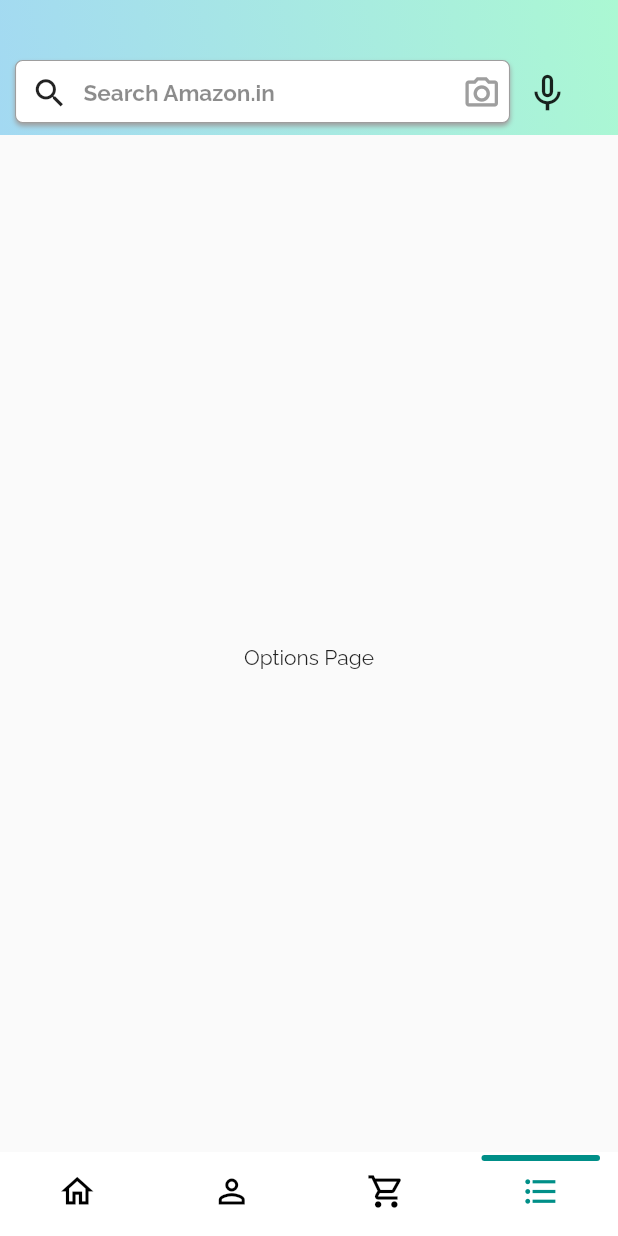
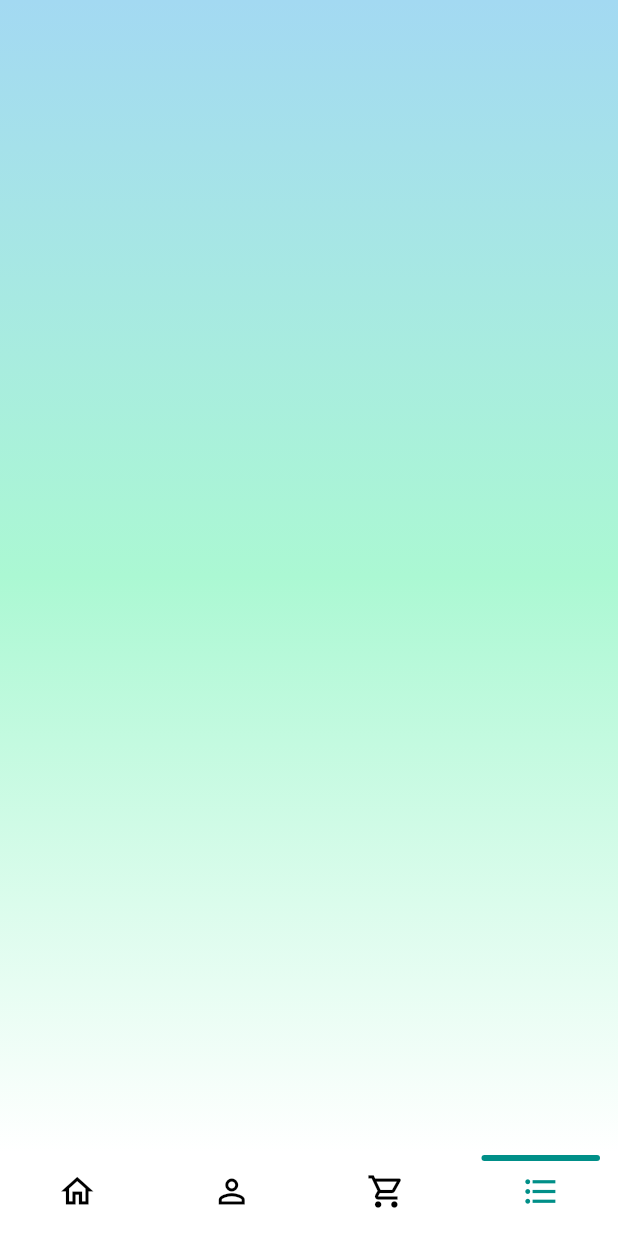
Before and after one commit to rahulshinders/AmazonCloneApp, a Flutter app: the screen it shows after launch, item 4 of the bottom bar chosen, on a phone screen of 412 x 824 dp. Run offline on Flutter 3.47's test engine with Material 2 defaults, Android fonts, the phone set to English and light mode, and no system bars; drawn by our look-alikes of persistent_bottom_nav_bar; our stand-ins replace google_fonts, lottie.

```diff
--- a/lib/screens/home_page.dart
+++ b/lib/screens/home_page.dart
@@ -2,7 +2,6 @@ import 'package:amazon/utils/header_bar.dart';
 import 'package:amazon/utils/images_banner.dart';
 import 'package:amazon/utils/offer_cards.dart';
 import 'package:flutter/material.dart';
-import 'package:lottie/lottie.dart';
 
 class HomePage extends StatelessWidget {
   const HomePage({Key? key}) : super(key: key);
--- a/lib/screens/options_page.dart
+++ b/lib/screens/options_page.dart
@@ -1,4 +1,3 @@
-import 'package:amazon/utils/header_bar.dart';
 import 'package:flutter/material.dart';
 
 class OptionsPage extends StatelessWidget {
@@ -6,15 +5,20 @@ class OptionsPage extends StatelessWidget {
 
   @override
   Widget build(BuildContext context) {
-    return Scaffold(
-        body: Column(
-      children: const [
-        HeaderBar(),
-        SizedBox(
-          height: 340,
-        ),
-        Text("Options Page")
-      ],
-    ));
+    return Container(
+        width: double.infinity,
+        height: double.infinity,
+        decoration: const BoxDecoration(
+            gradient: LinearGradient(
+                begin: Alignment.topCenter,
+                end: Alignment.bottomCenter,
+                colors: [
+              Color.fromARGB(255, 163, 217, 242),
+              Color.fromARGB(255, 171, 248, 211),
+              Colors.white,
+            ])),
+        child: const Scaffold(
+          backgroundColor: Colors.transparent,
+        ));
   }
 }
```
Also changed, not shown: lib/screens/account_page.dart (+45 -9 lines), lib/utils/account_button.dart (added, +26 -0 lines), assets/images/amazon-png.png (added).
